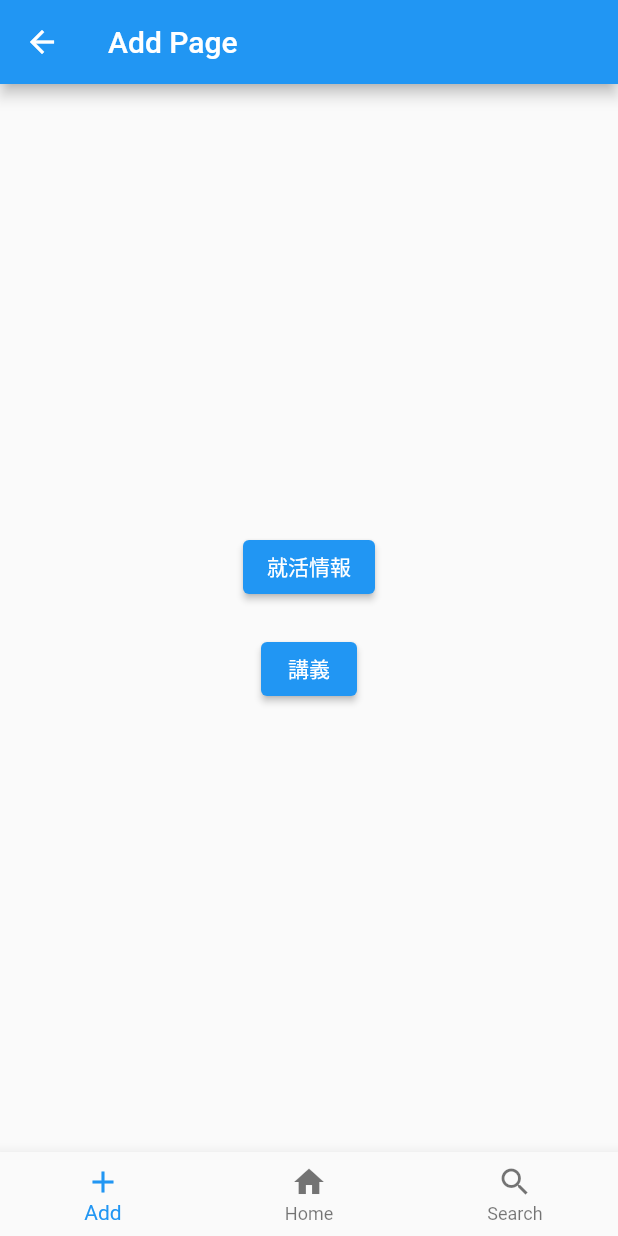
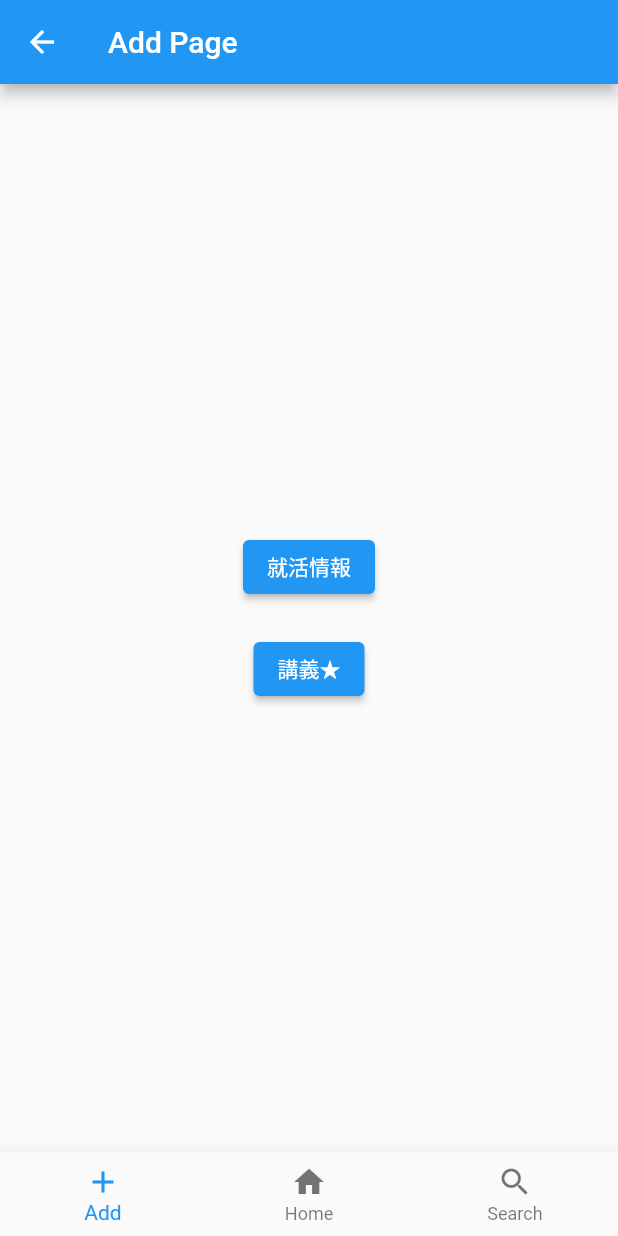
Before and after one commit to tanaka-0224/pbl_project, a Flutter app: the AddPage screen opened directly, on a phone screen of 412 x 824 dp. Run offline on Flutter 3.47's test engine with Material 2 defaults, Android fonts, the phone set to English and light mode, and no system bars.

Commit message:
test
講義の後ろにテストを追加しました

```diff
--- a/lib/add_page.dart
+++ b/lib/add_page.dart
@@ -34,7 +34,7 @@ class AddPage extends StatelessWidget {
                   MaterialPageRoute(builder: (context) => AssignPage()),
                 );
               },
-              child: Text('講義'),
+              child: Text('講義★'),
             ),
           ],
         ),
```
